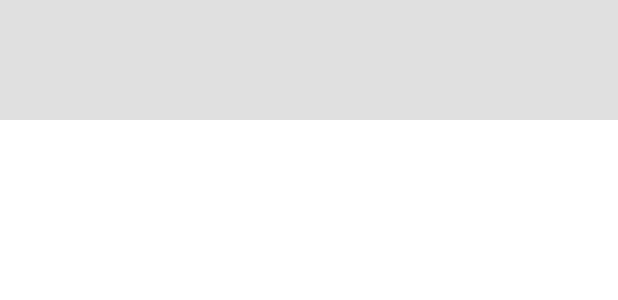
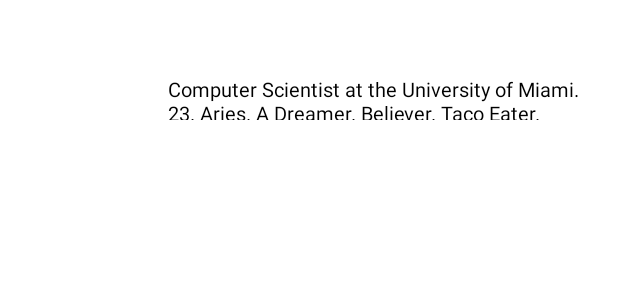
Before and after one commit to Woodyjl/theSauce, an Android app: the layout fragment_profile.xml on its own in the app's theme, with its tools: preview values and no code run, on a phone screen of 412 x 824 dp. Shown: the top 300 px of the screen. Run offline under Robolectric (Android 15) with nearby library versions, the phone set to English and light mode, and no system bars.

Commit message:
xml update

```diff
--- a/TheSauce2/app/src/main/java/com/carolinagold/thesauce/ProfileFragment.java
+++ b/TheSauce2/app/src/main/java/com/carolinagold/thesauce/ProfileFragment.java
@@ -110,9 +110,7 @@ public class ProfileFragment extends Fragment implements View.OnLongClickListene
                     Log.i(Logs.POINT_OF_INTEREST, "In Profile fragment!!!");
                     System.out.println(postByUser);
 
-
                     listOfPosts.add(postByUser.getValue(Post.class));
-
 
                 }
                 ((MainActivity) getActivity()).showProgress(false);
--- a/TheSauce2/app/src/main/res/layout/fragment_profile.xml
+++ b/TheSauce2/app/src/main/res/layout/fragment_profile.xml
@@ -6,25 +6,45 @@
     tools:context="com.carolinagold.thesauce.ProfileFragment">
 
 
-            <LinearLayout
+            <RelativeLayout
                 android:id="@+id/profile_fragment_linear_layout"
                 android:layout_width="match_parent"
                 android:layout_height="wrap_content"
-                android:background="#e0e0e0"
+                android:background="#ffffff"
                 android:orientation="horizontal">
 
                 <ImageView
                     android:id="@+id/profile_fragment_profile_image"
                     android:layout_width="80dp"
+                    android:paddingLeft="10dp"
                     android:layout_height="80dp" />
 
                 <TextView
                     android:id="@+id/profile_fragment_profile_name"
-                    android:layout_width="match_parent"
-                    android:layout_height="wrap_content" />
-            </LinearLayout>
+                    android:layout_width="300dp"
+                    android:textSize="30dp"
+                    android:textColor="#000000"
+                    android:paddingTop="10dp"
+                    android:layout_alignParentRight="true"
+                    android:paddingLeft="10dp"
+                    android:layout_height="50dp" />
+
+                <TextView
+                    android:id="@+id/description"
+                    android:layout_width="300dp"
+                    android:textColor="#000000"
+                    android:textSize="13dp"
+                    android:layout_alignParentRight="true"
+                    android:layout_below="@+id/profile_fragment_profile_name"
+                    android:text="Computer Scientist at the University of Miami.        23. Aries. A Dreamer. Believer. Taco Eater."
+                    android:layout_height="30dp"
+                    />
+
+
+            </RelativeLayout>
 
             <LinearLayout
+                android:paddingTop="20dp"
                 android:layout_width="match_parent"
                 android:layout_height="wrap_content"
                 android:layout_below="@+id/profile_fragment_linear_layout">
@@ -32,11 +52,10 @@
                 <android.support.v7.widget.RecyclerView
                     android:id="@+id/profile_fragment_recycler_grid"
                     android:layout_width="match_parent"
-                    android:layout_height="wrap_content">
+                    android:layout_height="487dp">
                 </android.support.v7.widget.RecyclerView>
 
             </LinearLayout>
 
 
-
 </RelativeLayout>
```
